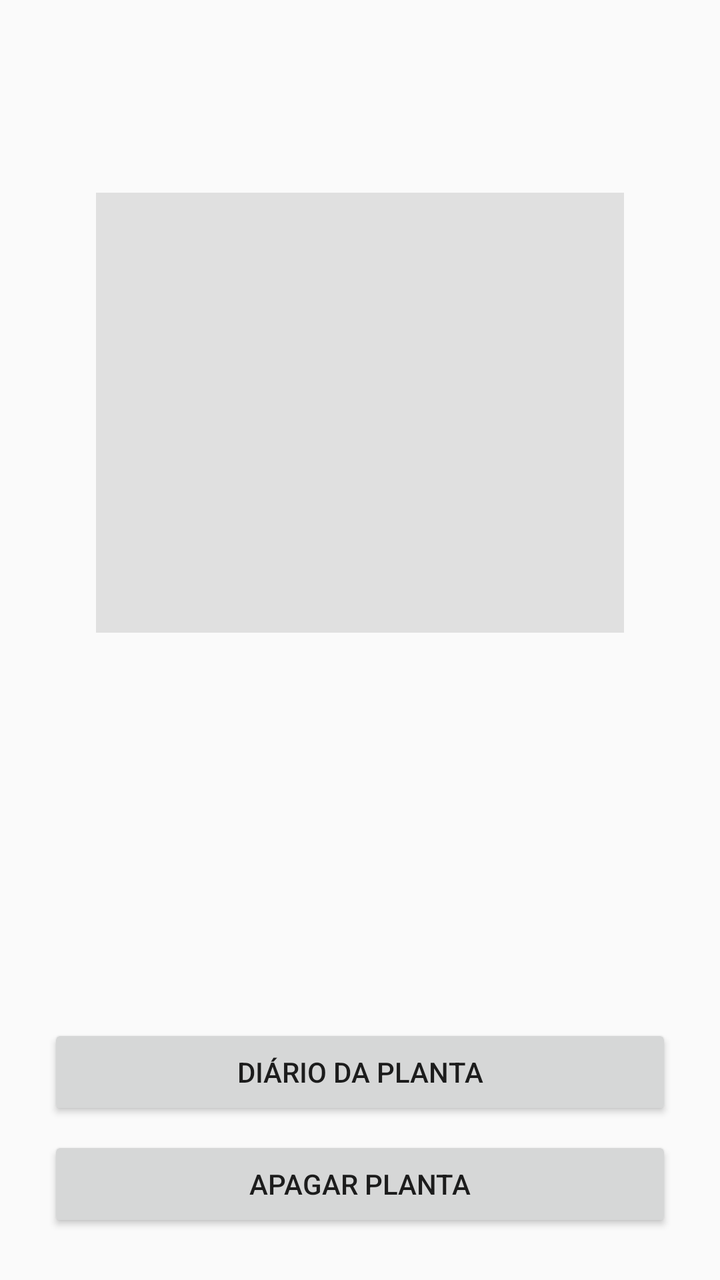
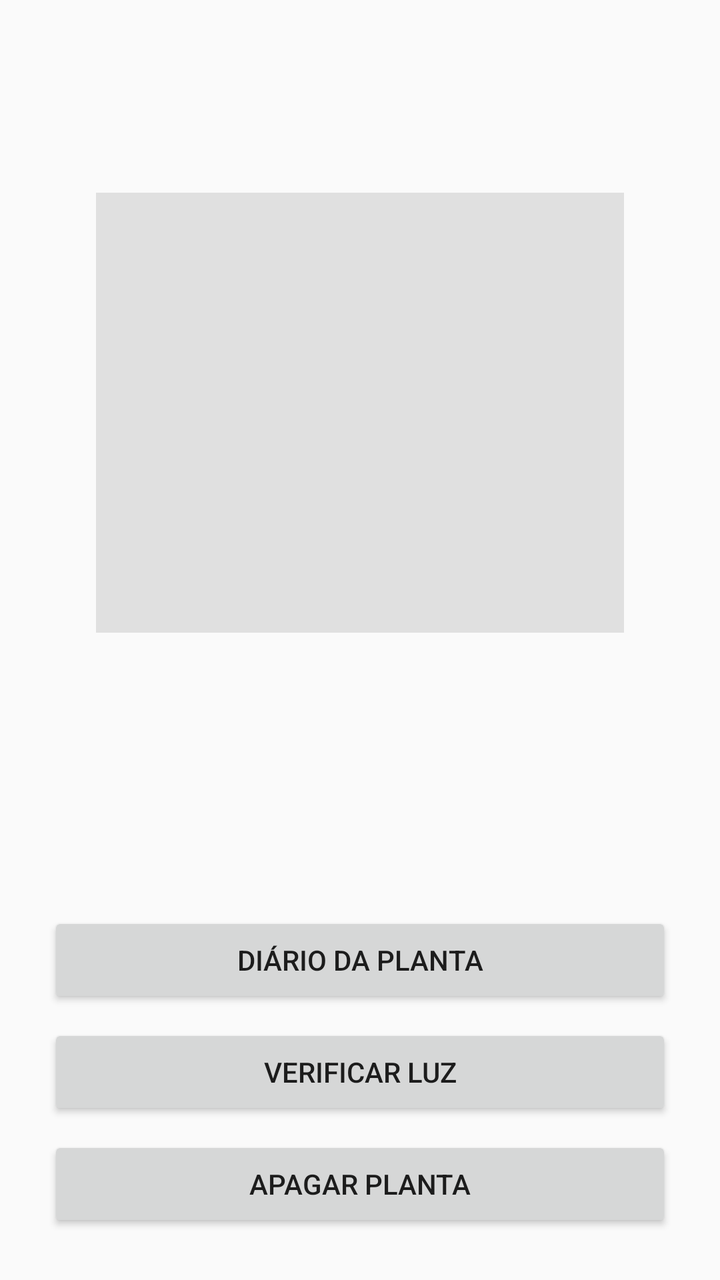

Screens rendered from an Android XML layout before and after an edit, with the pre-edit source and the edit as a unified diff.
<!-- AndroidManifest.xml: application theme Theme.ProjectDroid -->
<!-- res/layout/activity_info_planta.xml -->
<?xml version="1.0" encoding="utf-8"?>
<LinearLayout xmlns:android="http://schemas.android.com/apk/res/android"
              android:id="@+id/ll_root"
              android:layout_width="match_parent"
              android:layout_height="match_parent"
              android:orientation="vertical"
              android:padding="24dp">

    <ScrollView
            android:layout_width="match_parent"
            android:layout_height="0dp"
            android:layout_weight="1">

        <LinearLayout
                android:id="@+id/ll_info"
                android:layout_width="match_parent"
                android:layout_height="wrap_content"
                android:orientation="vertical"
                android:padding="24dp">

            <TextView
                    android:id="@+id/txt_titulo"
                    android:layout_width="match_parent"
                    android:layout_height="wrap_content"
                    android:textSize="24sp"
                    android:textStyle="bold"
                    android:gravity="center_horizontal" />

            <ImageView
                    android:id="@+id/img_info"
                    android:layout_width="match_parent"
                    android:layout_height="220dp"
                    android:layout_marginTop="16dp"
                    android:scaleType="centerCrop"
                    android:contentDescription="Imagem da espécie"
                    android:background="#E0E0E0" />

        </LinearLayout>
    </ScrollView>

    <Button
            android:id="@+id/btn_diario"
            android:layout_width="match_parent"
            android:layout_height="wrap_content"
            android:layout_marginTop="8dp"
            android:text="Diário da Planta" />

    <Button
            android:id="@+id/btn_apagar"
            android:layout_width="match_parent"
            android:layout_height="wrap_content"
            android:layout_marginTop="8dp"
            android:text="Apagar planta" />

</LinearLayout>
<!-- resources referenced by this layout -->
<resources>
  <style name="Theme.ProjectDroid" parent="Theme.AppCompat.Light.DarkActionBar">
      </style>
</resources>

<!-- the commit's change to res/layout/activity_info_planta.xml (unified diff, before → after) -->
@@ -46,6 +46,13 @@
             android:text="Diário da Planta" />
 
     <Button
+            android:id="@+id/btn_verificar_luz"
+            android:layout_width="match_parent"
+            android:layout_height="wrap_content"
+            android:layout_marginTop="8dp"
+            android:text="Verificar luz" />
+
+    <Button
             android:id="@+id/btn_apagar"
             android:layout_width="match_parent"
             android:layout_height="wrap_content"
